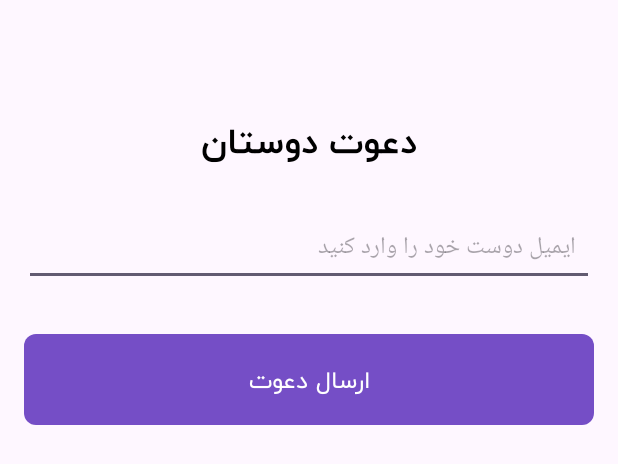
After one commit to Dongi-App/Dongi-Android, an Android app: the layout activity_send_invitation.xml on its own in the app's theme, with its tools: preview values and no code run, on a phone screen of 412 x 824 dp. The commit adds this screen. Shown: the top 464 px of the screen. Run offline under Robolectric (Android 15) with nearby library versions, the phone set to English and light mode, and no system bars; network calls fail.

Commit message:
feat: implement send invitation feature

```diff
--- a/app/src/main/java/com/example/dongi/api/ApiService.kt
+++ b/app/src/main/java/com/example/dongi/api/ApiService.kt
@@ -81,4 +81,7 @@ interface ApiService {
 
     @POST("api/group/add")
     fun addGroup(@Body request: AddGroupRequest): Call<AddGroupResponse>
+
+    @POST("api/invitation/send")
+    fun sendInvitation(@Body request: Map<String, String>): Call<Void>
 }
--- /dev/null
+++ b/app/src/main/res/layout/activity_send_invitation.xml
@@ -0,0 +1,49 @@
+<RelativeLayout xmlns:android="http://schemas.android.com/apk/res/android"
+    xmlns:tools="http://schemas.android.com/tools"
+    android:layout_width="match_parent"
+    android:layout_height="match_parent"
+    tools:context=".ui.invite.SendInvitationActivity">
+
+    <androidx.appcompat.widget.Toolbar
+        android:id="@+id/toolbar"
+        android:layout_width="match_parent"
+        android:layout_height="?attr/actionBarSize"
+        android:popupTheme="@style/ToolbarPopupTheme"
+        android:theme="@style/ToolbarTheme" />
+
+    <TextView
+        android:id="@+id/inviteFriendsTitleTextView"
+        android:layout_width="match_parent"
+        android:layout_height="wrap_content"
+        android:layout_below="@id/toolbar"
+        android:fontFamily="@font/iran_yekan_bold"
+        android:gravity="center"
+        android:paddingVertical="8dp"
+        android:text="@string/invite_friends"
+        android:textColor="@android:color/black"
+        android:textSize="24sp" />
+
+    <EditText
+        android:id="@+id/memberEmailEditText"
+        android:layout_width="match_parent"
+        android:layout_height="wrap_content"
+        android:layout_below="@+id/inviteFriendsTitleTextView"
+        android:layout_margin="16dp"
+        android:autofillHints="Member Email"
+        android:hint="@string/enter_member_email"
+        android:inputType="textEmailAddress"
+        android:padding="12dp"
+        android:textSize="16sp" />
+
+    <Button
+        android:id="@+id/sendInvitationButton"
+        style="@style/PrimaryButtonStyle"
+        android:layout_width="match_parent"
+        android:layout_height="wrap_content"
+        android:layout_below="@id/memberEmailEditText"
+        android:layout_margin="16dp"
+        android:padding="12dp"
+        android:text="@string/send_invitation"
+        android:textSize="16sp" />
+
+</RelativeLayout>
--- a/app/src/main/res/values/strings.xml
+++ b/app/src/main/res/values/strings.xml
@@ -22,4 +22,7 @@
     <string name="enter_new_first_name">"نام جدید را وارد کنید "</string>
     <string name="enter_new_last_name">نام‌خانوادگی حدید را وارد کنید</string>
     <string name="register_changes">ثبت تغییرات</string>
+    <string name="send_invitation">ارسال دعوت</string>
+    <string name="enter_member_email">ایمیل دوست خود را وارد کنید</string>
+    <string name="invite_friends">دعوت دوستان</string>
 </resources>
```
Also changed, not shown: app/src/main/java/com/example/dongi/ui/invite/SendInvitationActivity.kt (added, +90 -0 lines).
